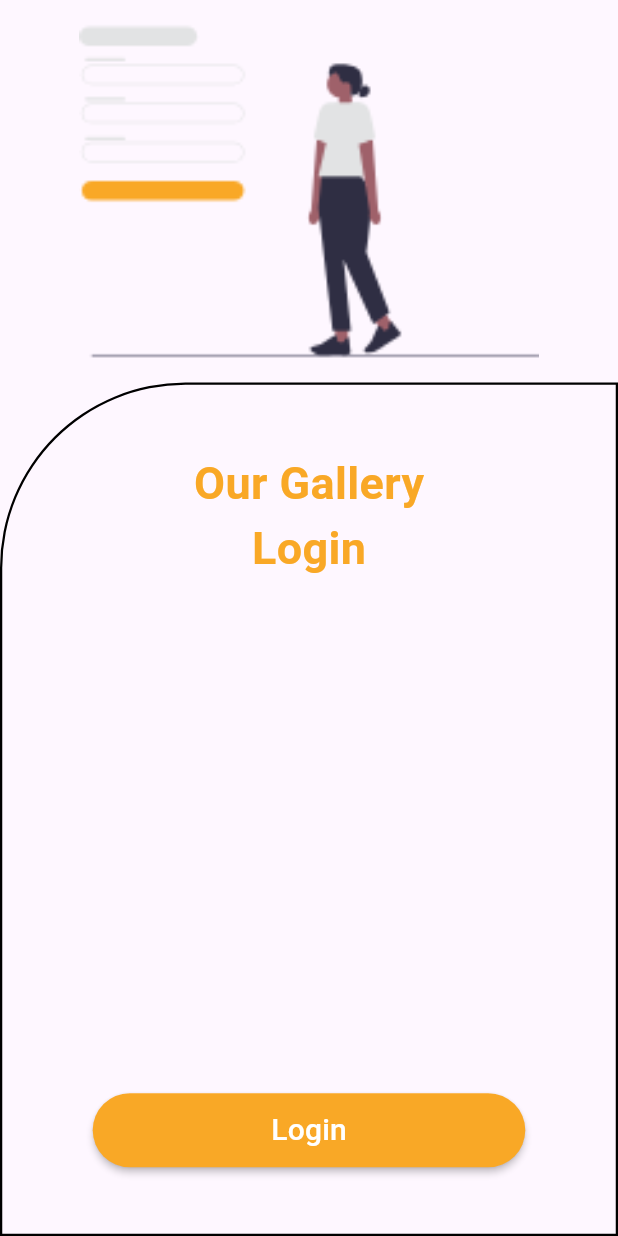
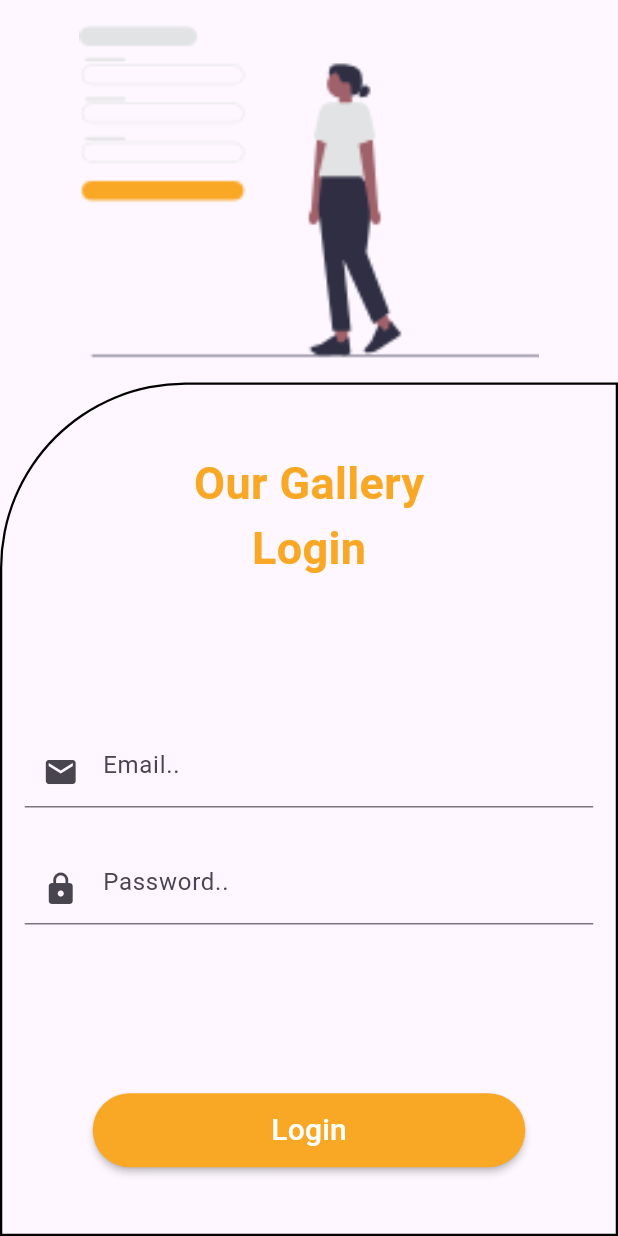
Before and after one commit to Boahen123/our_gallery, a Flutter app: the screen it shows after launch, on a phone screen of 412 x 824 dp. Run offline on Flutter 3.47's test engine with Material 2 defaults, Android fonts, the phone set to English and light mode, and no system bars; our stand-ins replace flutter_svg_provider.

Commit message:
Creating loginUI

```diff
--- a/lib/screens/login_screen.dart
+++ b/lib/screens/login_screen.dart
@@ -13,6 +13,7 @@ class _LoginScreenState extends State<LoginScreen> {
   double? _deviceHeight, _deviceWidth;
   final GlobalKey<FormState> _formKey =
       GlobalKey<FormState>(debugLabel: 'formKey');
+  String? _email, _password;
   @override
   Widget build(BuildContext context) {
     _deviceHeight = MediaQuery.of(context).size.height;
@@ -81,10 +82,62 @@ class _LoginScreenState extends State<LoginScreen> {
   Widget _loginForm() {
     return Container(
       height: _deviceHeight! * 0.20,
-      child: const Form(
+      child: Form(
+          key: _formKey,
           child: Column(
-        children: [],
-      )),
+            children: <Widget>[
+              _emailTextField(),
+              _passwordTextField(),
+            ],
+          )),
+    );
+  }
+
+  Widget _emailTextField() {
+    return Padding(
+      padding: const EdgeInsets.all(15.0),
+      child: TextFormField(
+        keyboardType: TextInputType.emailAddress,
+        decoration: const InputDecoration(
+          hintText: 'Email..',
+          prefixIcon: Icon(Icons.email),
+        ),
+        onSaved: (String? value) {
+          setState(() {
+            _email = value;
+          });
+        },
+        validator: (String? value) {
+          bool result =
+              RegExp(r'^.+@[a-zA-Z]+\.{1}[a-zA-Z]+(\.{0,1}[a-zA-Z]+)$')
+                  .hasMatch(value!);
+          result ? null : 'Please enter a valid email';
+        },
+      ),
+    );
+  }
+
+  Widget _passwordTextField() {
+    return Padding(
+      padding: const EdgeInsets.all(15.0),
+      child: TextFormField(
+        obscureText: true,
+        keyboardType: TextInputType.visiblePassword,
+        decoration: const InputDecoration(
+          hintText: 'Password..',
+          prefixIcon: Icon(Icons.lock),
+        ),
+        onSaved: (String? value) {
+          setState(() {
+            _password = value;
+          });
+        },
+        validator: (String? value) {
+          return value!.length < 6
+              ? 'Password must be at least 6 characters'
+              : null;
+        },
+      ),
     );
   }
 
```
